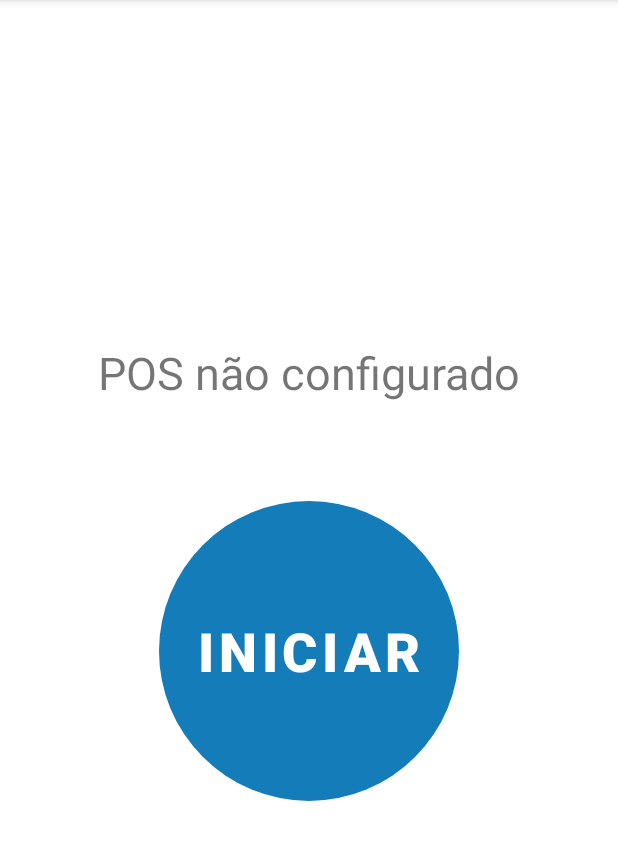
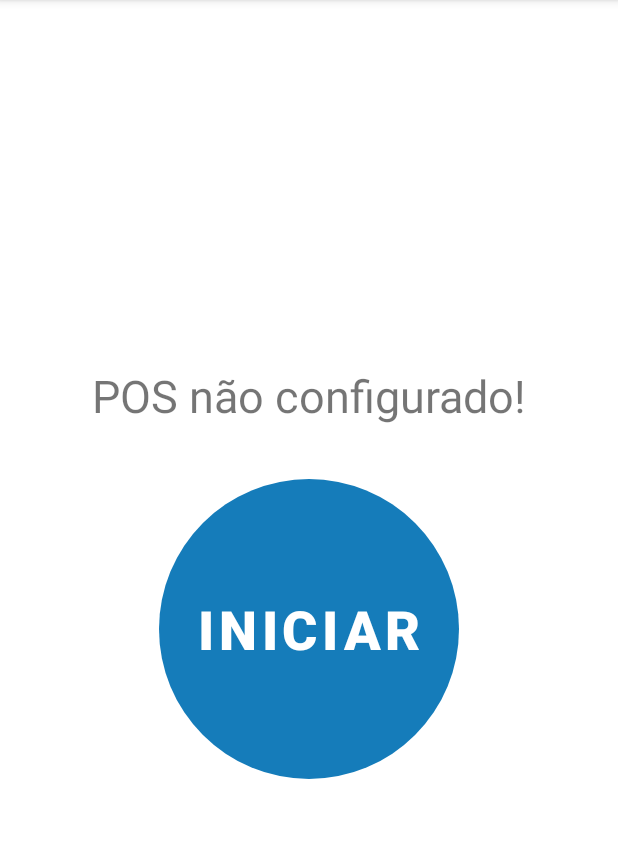
Before and after one commit to SidMiranda/App-ComnectPay, an Android app: the screen it shows after launch (InitialConfig), on a phone screen of 412 x 824 dp, the part 84-944 px from its top. Run offline under Robolectric (Android 15) with nearby library versions, the light colour scheme and no system bars.

Commit message:
Criação do initial config

```diff
--- a/app/src/main/AndroidManifest.xml
+++ b/app/src/main/AndroidManifest.xml
@@ -1,11 +1,15 @@
 <?xml version="1.0" encoding="utf-8"?>
 <manifest xmlns:android="http://schemas.android.com/apk/res/android"
+    xmlns:tools="http://schemas.android.com/tools"
     package="br.com.comnect.comnectpay105">
 
     <uses-permission android:name="android.permission.INTERNET" />
     <uses-permission android:name="android.permission.READ_PHONE_STATE" />
     <uses-permission android:name="android.permission.FOREGROUND_SERVICE" />
     <uses-permission android:name="android.permission.NFC" />
+
+    <uses-permission android:name="android.permission.READ_PRIVILEGED_PHONE_STATE"
+        tools:ignore="ProtectedPermissions" />
 
     <application
         android:allowBackup="true"
--- a/app/src/main/java/br/com/comnect/comnectpay105/CheckPdvConfiguration.java
+++ b/app/src/main/java/br/com/comnect/comnectpay105/CheckPdvConfiguration.java
@@ -3,6 +3,7 @@ package br.com.comnect.comnectpay105;
 import static br.com.comnect.comnectpay105.AppDefault.getJSONFromAPI;
 
 import android.os.AsyncTask;
+import android.os.Build;
 
 import org.json.JSONArray;
 import org.json.JSONException;
@@ -10,18 +11,9 @@ import org.json.JSONObject;
 
 public class CheckPdvConfiguration {
 
-    private static String Model;
     private int config = 0;
 
-    public CheckPdvConfiguration(String Model){
-        this.Model = Model;
-    }
-
-    public int getConfig(){
-        return checkFromWebService(Model);
-    }
-
-    public int checkFromWebService(String Model){
+    public int checkFromWebService(){
 
         GetJson list = new GetJson();
         list.execute();
@@ -35,7 +27,7 @@ public class CheckPdvConfiguration {
 
         @Override
         protected String doInBackground(Void... params) {
-            return getJSONFromAPI(routes.getPdvConfig + Model);
+            return getJSONFromAPI(routes.getPdvConfig + Build.SERIAL);
         }
 
         @Override
--- a/app/src/main/java/br/com/comnect/comnectpay105/InitialConfig.java
+++ b/app/src/main/java/br/com/comnect/comnectpay105/InitialConfig.java
@@ -1,16 +1,51 @@
 package br.com.comnect.comnectpay105;
 
 import androidx.appcompat.app.AppCompatActivity;
+import androidx.core.telephony.TelephonyManagerCompat;
 
+import android.annotation.SuppressLint;
+import android.content.Context;
+import android.os.Build;
 import android.os.Bundle;
+import android.telephony.TelephonyManager;
+import android.view.View;
+import android.widget.Button;
+import android.widget.TextView;
+import android.widget.Toast;
 
 public class InitialConfig extends AppCompatActivity {
+
+    TextView msg, txt_serial;
+    Button btn_init;
+
+    //final TelephonyManager tm = (TelephonyManager) getSystemService(Context.TELEPHONY_SERVICE);
 
     @Override
     protected void onCreate(Bundle savedInstanceState) {
         super.onCreate(savedInstanceState);
         setContentView(R.layout.activity_initial_config);
 
+        msg = findViewById(R.id.txt_msg);
+        txt_serial = findViewById(R.id.txt_serial);
+        btn_init = findViewById(R.id.btn_init);
+
+        msg.setText("POS não configurado!");
+
+        btn_init.setOnClickListener(new View.OnClickListener() {
+            @Override
+            public void onClick(View view) {
+                btn_init.setText("PRONTO");
+                btn_init.setTextSize(30);
+
+                txt_serial.setText(Build.SERIAL);
+                txt_serial.setVisibility(view.VISIBLE);
+
+                msg.setTextSize(20);
+                msg.setText("Acesse portal.comnect.com.br e configure um novo terminal com o seguinte numero de série:");
+
+                Toast.makeText(InitialConfig.this, "Iniciando configuração...", Toast.LENGTH_SHORT).show();
+            }
+        });
 
     }
 }
--- a/app/src/main/java/br/com/comnect/comnectpay105/MainActivity.java
+++ b/app/src/main/java/br/com/comnect/comnectpay105/MainActivity.java
@@ -27,8 +27,8 @@ public class MainActivity extends AppCompatActivity {
             @Override
             public void run() {
 
-                CheckPdvConfiguration config = new CheckPdvConfiguration(Model);
-                int ini = config.getConfig();
+                CheckPdvConfiguration config = new CheckPdvConfiguration();
+                int ini = config.checkFromWebService();
 
                 if(ini == 1) {
                     Intent i = new Intent(MainActivity.this, HomeActivity.class);
@@ -36,7 +36,7 @@ public class MainActivity extends AppCompatActivity {
                     startActivity(i);
                 }else{
                     Intent i = new Intent(MainActivity.this, InitialConfig.class);
-                    Log.e("ServicePay", "Loading InitialCOnfig");
+                    Log.e("ServicePay", "Loading InitialConfig");
                     startActivity(i);
                 }
 
--- a/app/src/main/res/layout/activity_initial_config.xml
+++ b/app/src/main/res/layout/activity_initial_config.xml
@@ -10,24 +10,39 @@
     tools:context=".InitialConfig">
 
     <TextView
+        android:id="@+id/txt_msg"
         android:layout_width="match_parent"
         android:layout_height="wrap_content"
+        android:layout_gravity="center"
+        android:layout_marginBottom="30dp"
+        android:gravity="center"
         android:text="POS não configurado"
+        android:textSize="30dp">
+
+    </TextView>
+
+    <TextView
+        android:id="@+id/txt_serial"
+        android:layout_width="match_parent"
+        android:layout_height="wrap_content"
+        android:layout_gravity="center"
+        android:layout_marginBottom="20dp"
+        android:gravity="center"
+        android:text="0000000000000000"
         android:textSize="30dp"
-        android:layout_gravity="center"
-        android:layout_marginBottom="60dp"
-        android:gravity="center">
+        android:textStyle="bold"
+        android:visibility="gone">
 
     </TextView>
 
     <Button
+        android:id="@+id/btn_init"
+        style="@style/btnlook"
         android:layout_width="200dp"
         android:layout_height="200dp"
         android:padding="20dp"
-        android:textSize="36dp"
         android:text="INICIAR"
-        style="@style/btnlook"
-        >
+        android:textSize="36dp">
 
     </Button>
 
```
Also changed, not shown: app/src/main/res/drawable-hdpi/background_main.jpg (deleted), app/src/main/res/drawable-xhdpi/background_main.jpg (added).
